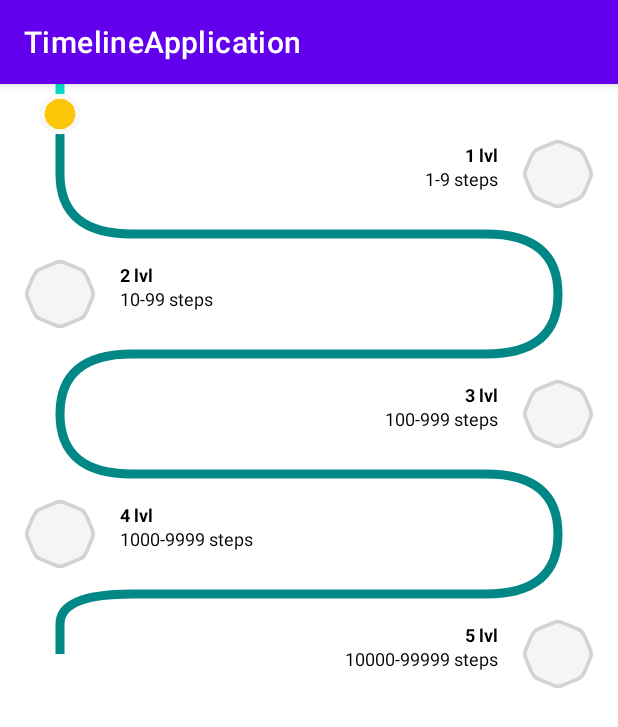
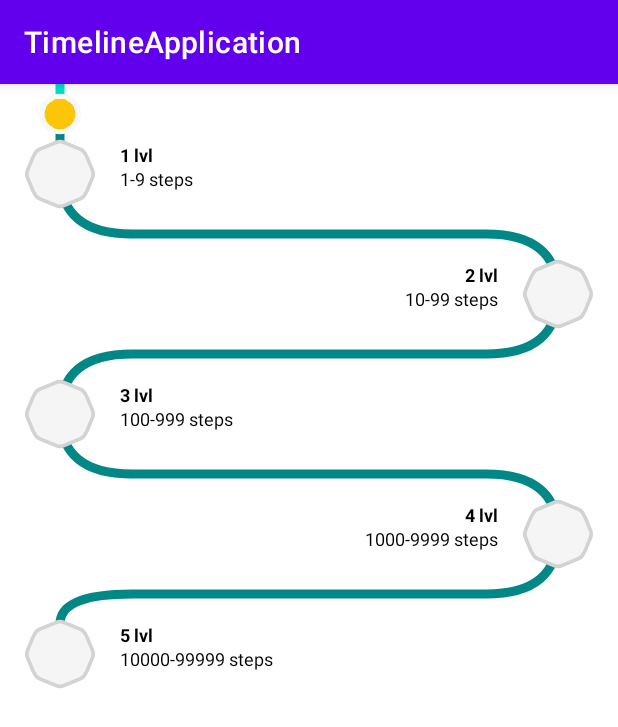
Before and after one commit to dmitrypokrasov/Timeline, an Android app: the screen it shows after launch (MainActivity), on a phone screen of 412 x 824 dp. Shown: the top 727 px of the screen. Run offline under Robolectric (Android 15) with nearby library versions, the phone set to English and light mode, and no system bars; 4 statements that could not run were skipped.

Commit message:
- рефакторинг

```diff
--- a/timelineview/src/main/java/com/dmitrypokrasov/timelineview/ui/TimelineView.kt
+++ b/timelineview/src/main/java/com/dmitrypokrasov/timelineview/ui/TimelineView.kt
@@ -7,7 +7,6 @@
 import android.util.AttributeSet
 import android.util.Log
 import android.view.View
-import android.view.View.MeasureSpec
 import androidx.core.content.ContextCompat
 import com.dmitrypokrasov.timelineview.R
 import com.dmitrypokrasov.timelineview.data.TimelineConstants
@@ -105,8 +104,8 @@
         var align = Paint.Align.LEFT
 
         timelineMath.mathConfig.steps.forEachIndexed { i, lvl ->
-            val align = currentSide
-            if (i == 0) {
+
+        if (i == 0) {
                 timelineUi.printTitle(
                     canvas,
                     resources.getString(lvl.title),
```
